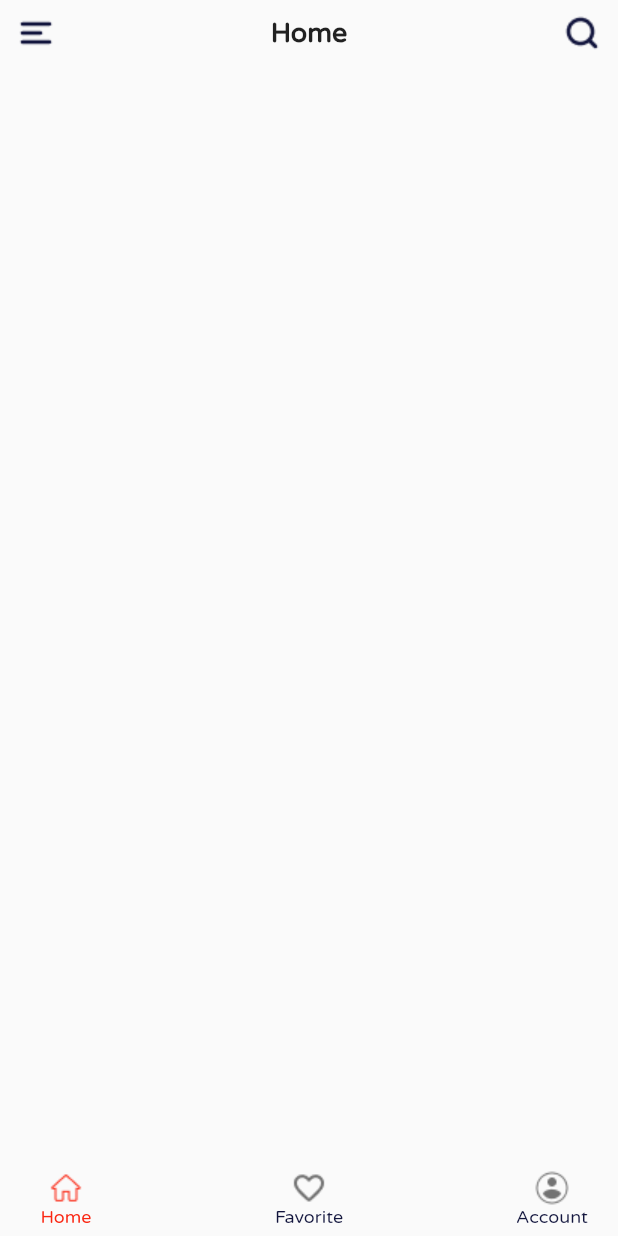
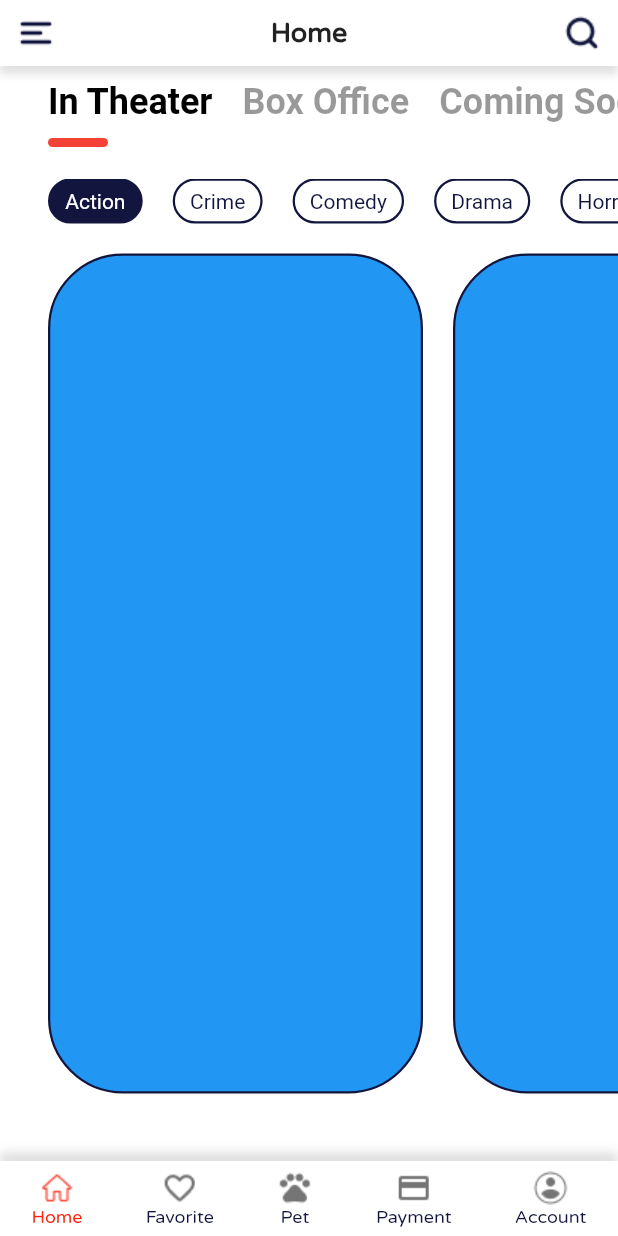
Before and after one commit to LeThinh2511/Flutter_Movies, a Flutter app: the screen it shows after launch, on a phone screen of 412 x 824 dp. Run offline on Flutter 3.47's test engine with Material 2 defaults, Android fonts, the phone set to English and light mode, and no system bars; our stand-ins replace equatable, flutter_bloc.

Commit message:
Implement list category, list genre

```diff
--- a/lib/core/widgets/navigation_bar/navigation_bar.dart
+++ b/lib/core/widgets/navigation_bar/navigation_bar.dart
@@ -19,10 +19,31 @@ class NavigationBar extends StatelessWidget {
   final Widget? titleWidget;
   final Widget? rightWidget;
 
+  Widget setupContent({ required Widget child, Color backgroundColor = Colors.white }) {
+    return SafeArea(
+      child: Scaffold(
+        backgroundColor: backgroundColor,
+        body: Column(
+          children: [
+            this,
+            Expanded(child: child),
+          ],
+        ),
+      ),
+    );
+  }
+
   @override
   Widget build(BuildContext context) {
-    return SafeArea(
-      child: SizedBox(
+    return Container(
+      decoration: const BoxDecoration(color: Colors.white, boxShadow: [
+        BoxShadow(
+          color: Colors.black12,
+          offset: Offset(0, 5),
+          blurRadius: 4,
+          spreadRadius: 0,
+        )
+      ]),
       height: 44,
       child: Stack(
         alignment: AlignmentDirectional.center,
@@ -36,7 +57,6 @@ class NavigationBar extends StatelessWidget {
           ),
           _buildTitleComponents()
         ],
-        ),
       ),
     );
   }
--- a/lib/core/widgets/tab_bar_controller/tab_bar/tab_bar.dart
+++ b/lib/core/widgets/tab_bar_controller/tab_bar/tab_bar.dart
@@ -14,14 +14,20 @@ class AppTabBar extends StatelessWidget {
 
   @override
   Widget build(BuildContext context) {
-    return SafeArea(
-      child: SizedBox(
-        height: 50,
-        child: Row(
-          crossAxisAlignment: CrossAxisAlignment.center,
-          mainAxisAlignment: MainAxisAlignment.spaceBetween,
-          children: _buildTabBarItems(),
-        ),
+    return Container(
+      decoration: const BoxDecoration(color: Colors.white, boxShadow: [
+        BoxShadow(
+          color: Colors.black12,
+          offset: Offset(0, -6),
+          blurRadius: 5,
+          spreadRadius: 0,
+        )
+      ]),
+      height: 50,
+      child: Row(
+        crossAxisAlignment: CrossAxisAlignment.center,
+        mainAxisAlignment: MainAxisAlignment.spaceAround,
+        children: _buildTabBarItems(),
       ),
     );
   }
--- a/lib/core/widgets/tab_bar_controller/tab_bar/tab_bar_item.dart
+++ b/lib/core/widgets/tab_bar_controller/tab_bar/tab_bar_item.dart
@@ -19,10 +19,11 @@ class TabBarItem extends StatelessWidget {
 
   @override
   Widget build(BuildContext context) {
-    return Stack(
-      alignment: Alignment.center,
-      children: [
-        BlocBuilder<TabBarBloc, TabBarState>(
+    return InkWell(
+      splashColor: Colors.transparent,
+      highlightColor: Colors.transparent,
+      onTap: onPressed,
+      child: BlocBuilder<TabBarBloc, TabBarState>(
         buildWhen: (_, state) {
           if (state is TabBarIndexChange) {
             return state.from != state.to && (state.from == index || state.to == index);
@@ -50,17 +51,11 @@ class TabBarItem extends StatelessWidget {
                   fontWeight: FontWeight.normal,
                   color: color,
                 ),
-                ),
+              )
             ],
           );
         },
       ),
-        MaterialButton(
-          onPressed: onPressed,
-          highlightColor: Colors.transparent,
-          splashColor: Colors.transparent,
-        )
-      ],
     );
   }
 }
--- a/lib/core/widgets/tab_bar_controller/tab_bar_controller.dart
+++ b/lib/core/widgets/tab_bar_controller/tab_bar_controller.dart
@@ -16,7 +16,7 @@ class TabBarController extends StatelessWidget {
 
   @override
   Widget build(BuildContext context) {
-    return Scaffold(
+    return SafeArea(child: Scaffold(
         body: Column(
           children: [
             Expanded(
@@ -24,7 +24,7 @@ class TabBarController extends StatelessWidget {
             ),
             _buildTabBar(context),
           ],
-    ));
+        )));
   }
 
   AppTabBar _buildTabBar(BuildContext context) {
--- /dev/null
+++ b/lib/features/account/account_page.dart
@@ -0,0 +1,21 @@
+import 'package:flutter/material.dart';
+import 'package:movies/core/widgets/navigation_bar/navigation_bar.dart';
+
+class AccountPage extends StatelessWidget {
+  final String title = 'Account';
+
+  @override
+  Widget build(BuildContext context) {
+    return _buildNavigationBar().setupContent(
+        child: Align(
+          child: Text(title),
+        )
+    );
+  }
+
+  NavigationBar _buildNavigationBar() {
+    return NavigationBar(
+      title: title,
+    );
+  }
+}
--- /dev/null
+++ b/lib/features/favorite/favorite_page.dart
@@ -0,0 +1,21 @@
+import 'package:flutter/material.dart';
+import 'package:movies/core/widgets/navigation_bar/navigation_bar.dart';
+
+class FavoritePage extends StatelessWidget {
+  final String title = 'Favorite';
+
+  @override
+  Widget build(BuildContext context) {
+    return _buildNavigationBar().setupContent(
+      child: Align(
+        child: Text(title),
+      )
+    );
+  }
+
+  NavigationBar _buildNavigationBar() {
+    return NavigationBar(
+      title: title,
+    );
+  }
+}
--- a/lib/features/home/account_page.dart
+++ /dev/null
@@ -1,30 +0,0 @@
-import 'package:flutter/material.dart';
-import 'package:movies/core/utilities/utilities.dart';
-import 'package:movies/core/widgets/navigation_bar/navigation_bar.dart';
-
-class AccountPage extends StatelessWidget {
-  @override
-  Widget build(BuildContext context) {
-    return Scaffold(
-      body: _buildNavigationBar(),
-    );
-  }
-
-  NavigationBar _buildNavigationBar() {
-    return NavigationBar(
-      title: 'Account',
-      leftWidget: IconButton(
-        icon: Util.loadIcon(name: 'menu.png'),
-        onPressed: () {
-          print('menu');
-        },
-      ),
-      rightWidget: IconButton(
-        icon: Util.loadIcon(name: 'search.png'),
-        onPressed: () {
-          print('search');
-        },
-      ),
-    );
-  }
-}
--- a/lib/features/home/favorite_page.dart
+++ /dev/null
@@ -1,30 +0,0 @@
-import 'package:flutter/material.dart';
-import 'package:movies/core/utilities/utilities.dart';
-import 'package:movies/core/widgets/navigation_bar/navigation_bar.dart';
-
-class FavoritePage extends StatelessWidget {
-  @override
-  Widget build(BuildContext context) {
-    return Scaffold(
-      body: _buildNavigationBar(),
-    );
-  }
-
-  NavigationBar _buildNavigationBar() {
-    return NavigationBar(
-      title: 'Favorite',
-      leftWidget: IconButton(
-        icon: Util.loadIcon(name: 'menu.png'),
-        onPressed: () {
-          print('menu');
-        },
-      ),
-      rightWidget: IconButton(
-        icon: Util.loadIcon(name: 'search.png'),
-        onPressed: () {
-          print('search');
-        },
-      ),
-    );
-  }
-}
--- a/lib/features/home/home_page.dart
+++ b/lib/features/home/presentation/home_page.dart
@@ -2,13 +2,24 @@ import 'package:flutter/cupertino.dart';
 import 'package:flutter/material.dart';
 import 'package:movies/core/utilities/utilities.dart';
 import 'package:movies/core/widgets/navigation_bar/navigation_bar.dart';
+import 'package:movies/features/home/presentation/widgets/category_list.dart';
+import 'package:movies/features/home/presentation/widgets/genre_list.dart';
+import 'package:movies/features/home/presentation/widgets/home_movie_list.dart';
 
 class HomePage extends StatelessWidget {
   @override
   Widget build(BuildContext context) {
-    return Scaffold(
-      body: _buildNavigationBar(),
-    );
+    return _buildNavigationBar().setupContent(
+        child: SingleChildScrollView(
+        child: Column(
+          crossAxisAlignment: CrossAxisAlignment.stretch,
+          children: [
+            CategoryList(),
+            GenreList(),
+            HomeMovieList(),
+          ],
+      ),
+    ));
   }
 
   NavigationBar _buildNavigationBar() {
--- /dev/null
+++ b/lib/features/home/presentation/widgets/category_list.dart
@@ -0,0 +1,60 @@
+import 'package:flutter/material.dart';
+
+class CategoryList extends StatefulWidget {
+  @override
+  _CategoryListState createState() => _CategoryListState();
+}
+
+class _CategoryListState extends State<CategoryList> {
+  int selectedCategory = 0;
+  List<String> categories = ['In Theater', 'Box Office', 'Coming Soon'];
+
+  @override
+  Widget build(BuildContext context) {
+    return Container(
+      margin: const EdgeInsets.only(bottom: 20, top: 10),
+      height: 45,
+      child: ListView.builder(
+        padding: const EdgeInsets.only(left: 32),
+        scrollDirection: Axis.horizontal,
+        itemCount: categories.length,
+        itemBuilder: (context, index) => buildCategory(index, context),
+      ),
+    );
+  }
+
+  Padding buildCategory(int index, BuildContext context) {
+    return Padding(
+      padding: const EdgeInsets.only(right: 20),
+      child: GestureDetector(
+          onTap: () {
+            setState(() {
+              selectedCategory = index;
+            });
+          },
+          child: Column(
+            crossAxisAlignment: CrossAxisAlignment.start,
+            children: [
+              Text(categories[index],
+                  style: Theme.of(context).textTheme.headline5!.copyWith(
+                        fontWeight: FontWeight.w600,
+                        color: index == selectedCategory
+                            ? Colors.black
+                            : Colors.black.withOpacity(0.4),
+                      )),
+              Container(
+                margin: const EdgeInsets.only(top: 10),
+                height: 6,
+                width: 40,
+                decoration: BoxDecoration(
+                  borderRadius: BorderRadius.circular(10),
+                  color: index == selectedCategory
+                      ? Colors.red
+                      : Colors.transparent,
+                ),
+              )
+            ],
+          )),
+    );
+  }
+}
--- /dev/null
+++ b/lib/features/home/presentation/widgets/genre_list.dart
@@ -0,0 +1,65 @@
+import 'package:flutter/material.dart';
+import 'package:movies/core/utilities/utilities.dart';
+
+class GenreList extends StatefulWidget {
+  @override
+  _GenreListState createState() => _GenreListState();
+}
+
+class _GenreListState extends State<GenreList> {
+  int selectedGenre = 0;
+  List<String> genres = [
+    'Action',
+    'Crime',
+    'Comedy',
+    'Drama',
+    'Horror',
+    'Animation'
+  ];
+
+  @override
+  Widget build(BuildContext context) {
+    return SizedBox(
+      height: 30,
+      child: ListView.builder(
+        padding: const EdgeInsets.only(left: 32),
+        scrollDirection: Axis.horizontal,
+        itemCount: genres.length,
+        itemBuilder: (context, index) => buildGenre(index, context),
+      ),
+    );
+  }
+
+  Padding buildGenre(int index, BuildContext context) {
+    return Padding(
+      padding: const EdgeInsets.only(right: 20),
+      child: GestureDetector(
+        onTap: () {
+          setState(() {
+            selectedGenre = index;
+          });
+        },
+        child: Container(
+          child: Padding(
+            padding: const EdgeInsets.symmetric(horizontal: 10),
+            child: Align(
+              child: Text(
+                genres[index],
+                style: TextStyle(
+                    color: selectedGenre == index
+                        ? Colors.white
+                        : Util.color(name: '12153D')),
+              ),
+            ),
+          ),
+          decoration: BoxDecoration(
+              color: index == selectedGenre
+                  ? Util.color(name: '12153D')
+                  : Colors.white,
+              border: Border.all(color: Util.color(name: '12153D'), width: 1.5),
+              borderRadius: const BorderRadius.all(Radius.circular(50))),
+        ),
+      ),
+    );
+  }
+}
--- /dev/null
+++ b/lib/features/home/presentation/widgets/home_movie_list.dart
@@ -0,0 +1,72 @@
+import 'dart:math';
+
+import 'package:flutter/material.dart';
+import 'package:movies/core/utilities/utilities.dart';
+
+class HomeMovieList extends StatefulWidget {
+  @override
+  _HomeMovieListState createState() => _HomeMovieListState();
+}
+
+class _HomeMovieListState extends State<HomeMovieList> {
+  int selectedGenre = 0;
+  List<String> genres = [
+    'Action',
+    'Crime',
+    'Comedy',
+    'Drama',
+    'Horror',
+    'Animation',
+    'Crime',
+    'Comedy',
+    'Drama',
+    'Horror',
+    'Crime',
+    'Comedy',
+    'Drama',
+    'Horror',
+  ];
+
+  List<Color> colors = [
+    Colors.red,
+    Colors.yellow,
+    Colors.green,
+    Colors.black,
+    Colors.blue,
+    Colors.purple,
+    Colors.deepOrange
+  ];
+
+  @override
+  Widget build(BuildContext context) {
+    return SizedBox(
+      height: 600,
+      child: ListView.builder(
+        padding: const EdgeInsets.symmetric(horizontal: 32),
+        scrollDirection: Axis.horizontal,
+        itemCount: 20,
+        itemBuilder: (context, index) => buildGenre(index, context),
+      ),
+    );
+  }
+
+  Padding buildGenre(int index, BuildContext context) {
+    return Padding(
+      padding: const EdgeInsets.only(right: 20, top: 20, bottom: 20),
+      child: GestureDetector(
+        onTap: () {
+          setState(() {
+            selectedGenre = index;
+          });
+        },
+        child: Container(
+          width: 250,
+          decoration: BoxDecoration(
+              color: colors[Random().nextInt(6)],
+              border: Border.all(color: Util.color(name: '12153D'), width: 1.5),
+              borderRadius: const BorderRadius.all(Radius.circular(50))),
+        ),
+      ),
+    );
+  }
+}
--- /dev/null
+++ b/lib/features/payment/payment_page.dart
@@ -0,0 +1,21 @@
+import 'package:flutter/material.dart';
+import 'package:movies/core/widgets/navigation_bar/navigation_bar.dart';
+
+class PaymentPage extends StatelessWidget {
+  final String title = 'Payment';
+
+  @override
+  Widget build(BuildContext context) {
+    return _buildNavigationBar().setupContent(
+        child: Align(
+          child: Text(title),
+        )
+    );
+  }
+
+  NavigationBar _buildNavigationBar() {
+    return NavigationBar(
+      title: title,
+    );
+  }
+}
--- /dev/null
+++ b/lib/features/pet/pet_page.dart
@@ -0,0 +1,21 @@
+import 'package:flutter/material.dart';
+import 'package:movies/core/widgets/navigation_bar/navigation_bar.dart';
+
+class PetPage extends StatelessWidget {
+  final String title = 'Pet';
+
+  @override
+  Widget build(BuildContext context) {
+    return _buildNavigationBar().setupContent(
+        child: Align(
+          child: Text(title),
+        )
+    );
+  }
+
+  NavigationBar _buildNavigationBar() {
+    return NavigationBar(
+      title: title,
+    );
+  }
+}
--- a/lib/main.dart
+++ b/lib/main.dart
@@ -3,9 +3,11 @@ import 'package:flutter_bloc/flutter_bloc.dart';
 import 'package:movies/core/utilities/utilities.dart';
 import 'package:movies/core/widgets/tab_bar_controller/tab_bar_bloc.dart';
 import 'package:movies/core/widgets/tab_bar_controller/tab_bar_controller.dart';
-import 'package:movies/features/home/account_page.dart';
-import 'package:movies/features/home/favorite_page.dart';
-import 'package:movies/features/home/home_page.dart';
+import 'package:movies/features/account/account_page.dart';
+import 'package:movies/features/favorite/favorite_page.dart';
+import 'package:movies/features/home/presentation/home_page.dart';
+import 'package:movies/features/payment/payment_page.dart';
+import 'package:movies/features/pet/pet_page.dart';
 
 // ignore: avoid_void_async
 void main() async {
@@ -47,6 +49,22 @@ class MyApp extends StatelessWidget {
         title: 'Favorite',
       ),
       TabBarPage(
+        widget: PetPage(),
+        activeIcon: Util.loadIcon(name: 'tab_bar_pet_selected.png'),
+        inactiveIcon: Util.loadIcon(name: 'tab_bar_pet_deselected.png'),
+        activeColor: Util.color(name: 'FA2511'),
+        inactiveColor: Util.color(name: '12153D'),
+        title: 'Pet',
+      ),
+      TabBarPage(
+        widget: PaymentPage(),
+        activeIcon: Util.loadIcon(name: 'tab_bar_payment_selected.png'),
+        inactiveIcon: Util.loadIcon(name: 'tab_bar_payment_deselected.png'),
+        activeColor: Util.color(name: 'FA2511'),
+        inactiveColor: Util.color(name: '12153D'),
+        title: 'Payment',
+      ),
+      TabBarPage(
         widget: AccountPage(),
         activeIcon: Util.loadIcon(name: 'tab_bar_account_selected.png'),
         inactiveIcon: Util.loadIcon(name: 'tab_bar_account_deselected.png'),
```
Also changed, not shown: assets/icons/tab_bar_payment_deselected.png (added), assets/icons/tab_bar_payment_selected.png (added), assets/icons/tab_bar_pet_deselected.png (added), assets/icons/tab_bar_pet_selected.png (added). Lines whose indentation alone changed are shown as unchanged.
